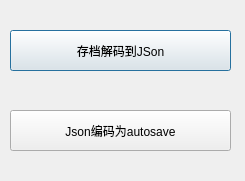
Old version of the form src/ui_MyWindow.ui in the repository nyChers/GodSlayTheSpire.
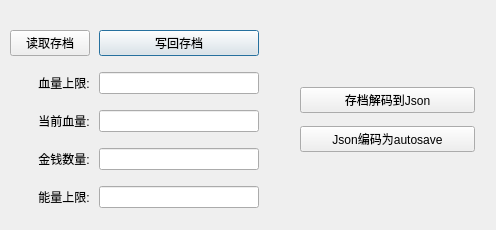
New version of the form. Icons and pictures are not drawn.

The edit to the form file:
```diff
--- a/src/ui_MyWindow.ui
+++ b/src/ui_MyWindow.ui
@@ -6,38 +6,126 @@
    <rect>
     <x>0</x>
     <y>0</y>
-    <width>245</width>
-    <height>181</height>
+    <width>496</width>
+    <height>230</height>
    </rect>
   </property>
   <property name="windowTitle">
    <string>God</string>
   </property>
-  <widget class="QPushButton" name="decodeautosave">
+  <property name="windowIcon">
+   <iconset>
+    <normaloff>C:/Users/Chers/Desktop/cute.png</normaloff>C:/Users/Chers/Desktop/cute.png</iconset>
+  </property>
+  <widget class="QWidget" name="gridLayoutWidget">
    <property name="geometry">
     <rect>
      <x>10</x>
-     <y>30</y>
-     <width>221</width>
-     <height>41</height>
+     <y>20</y>
+     <width>249</width>
+     <height>199</height>
     </rect>
    </property>
-   <property name="text">
-    <string>存档解码到JSon</string>
-   </property>
+   <layout class="QGridLayout" name="gridLayout" columnstretch="0,0">
+    <property name="sizeConstraint">
+     <enum>QLayout::SetDefaultConstraint</enum>
+    </property>
+    <property name="horizontalSpacing">
+     <number>9</number>
+    </property>
+    <item row="1" column="1">
+     <widget class="QPushButton" name="writefile">
+      <property name="text">
+       <string>写回存档</string>
+      </property>
+     </widget>
+    </item>
+    <item row="3" column="1">
+     <widget class="QLineEdit" name="current_health"/>
+    </item>
+    <item row="5" column="1">
+     <widget class="QLineEdit" name="energy"/>
+    </item>
+    <item row="2" column="0" alignment="Qt::AlignRight|Qt::AlignVCenter">
+     <widget class="QLabel" name="label">
+      <property name="text">
+       <string>血量上限:</string>
+      </property>
+      <property name="alignment">
+       <set>Qt::AlignCenter</set>
+      </property>
+     </widget>
+    </item>
+    <item row="1" column="0">
+     <widget class="QPushButton" name="openfile">
+      <property name="text">
+       <string>读取存档</string>
+      </property>
+     </widget>
+    </item>
+    <item row="5" column="0" alignment="Qt::AlignRight|Qt::AlignVCenter">
+     <widget class="QLabel" name="label_3">
+      <property name="text">
+       <string>能量上限:</string>
+      </property>
+      <property name="alignment">
+       <set>Qt::AlignCenter</set>
+      </property>
+     </widget>
+    </item>
+    <item row="3" column="0" alignment="Qt::AlignRight|Qt::AlignVCenter">
+     <widget class="QLabel" name="label_2">
+      <property name="text">
+       <string>当前血量:</string>
+      </property>
+      <property name="alignment">
+       <set>Qt::AlignCenter</set>
+      </property>
+     </widget>
+    </item>
+    <item row="2" column="1">
+     <widget class="QLineEdit" name="max_health"/>
+    </item>
+    <item row="4" column="1">
+     <widget class="QLineEdit" name="gold"/>
+    </item>
+    <item row="4" column="0" alignment="Qt::AlignRight|Qt::AlignVCenter">
+     <widget class="QLabel" name="label_4">
+      <property name="text">
+       <string>金钱数量:</string>
+      </property>
+      <property name="alignment">
+       <set>Qt::AlignCenter</set>
+      </property>
+     </widget>
+    </item>
+   </layout>
   </widget>
-  <widget class="QPushButton" name="encodeJson">
+  <widget class="QWidget" name="gridLayoutWidget_2">
    <property name="geometry">
     <rect>
-     <x>10</x>
-     <y>110</y>
-     <width>221</width>
-     <height>41</height>
+     <x>300</x>
+     <y>80</y>
+     <width>175</width>
+     <height>80</height>
     </rect>
    </property>
-   <property name="text">
-    <string>Json编码为autosave</string>
-   </property>
+   <layout class="QGridLayout" name="gridLayout_2">
+    <item row="1" column="0">
+     <widget class="QPushButton" name="encodeJson">
+      <property name="text">
+       <string>Json编码为autosave</string>
+      </property>
+     </widget>
+    </item>
+    <item row="0" column="0">
+     <widget class="QPushButton" name="decodeautosave">
+      <property name="text">
+       <string>存档解码到Json</string>
+      </property>
+     </widget>
+    </item>
+   </layout>
   </widget>
  </widget>
  <resources/>
```
Left out of the diff: 2 changed lines with no effect on the pictures.
